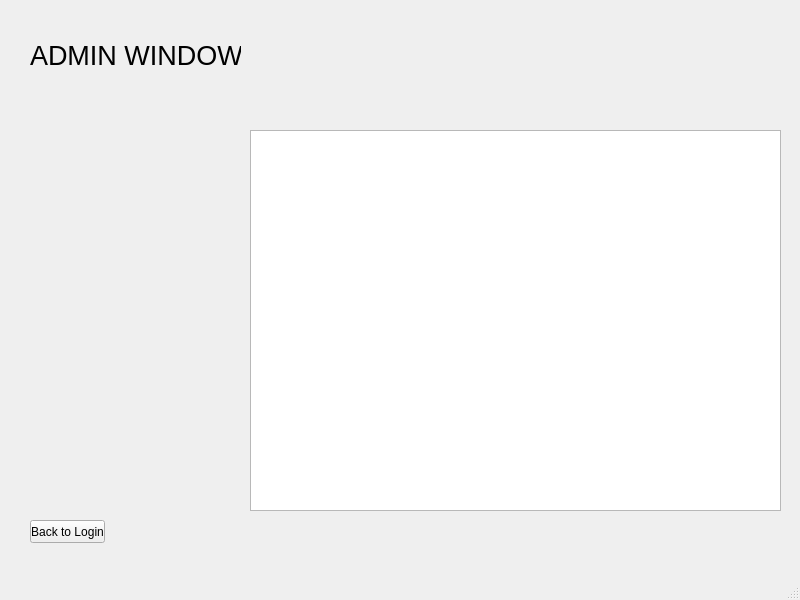
Before: the Qt Designer form Group_Project_1/adminwindow.ui in Cyrus-Riahi/CS1D-P1, drawn with Qt 5.
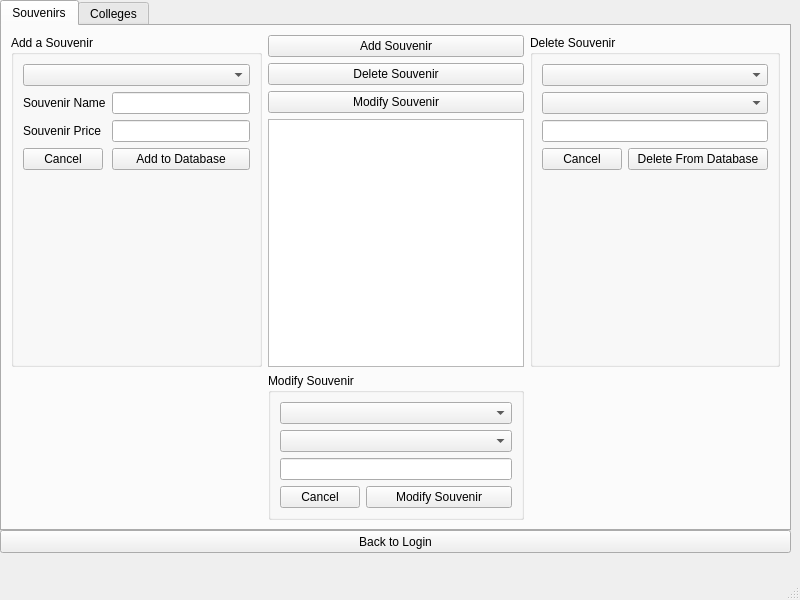
After: the same form once the commit is applied.

What changed in the file:
```diff
--- a/Group_Project_1/adminwindow.ui
+++ b/Group_Project_1/adminwindow.ui
@@ -14,12 +14,232 @@
    <string>MainWindow</string>
   </property>
   <widget class="QWidget" name="centralwidget">
+   <widget class="QTabWidget" name="tabWidget">
+    <property name="geometry">
+     <rect>
+      <x>0</x>
+      <y>0</y>
+      <width>791</width>
+      <height>531</height>
+     </rect>
+    </property>
+    <property name="currentIndex">
+     <number>0</number>
+    </property>
+    <widget class="QWidget" name="Souvenirs">
+     <attribute name="title">
+      <string>Souvenirs</string>
+     </attribute>
+     <layout class="QGridLayout" name="gridLayout_2">
+      <item row="0" column="1">
+       <layout class="QVBoxLayout" name="verticalLayout">
+        <item>
+         <widget class="QPushButton" name="addSouvenirButton">
+          <property name="text">
+           <string>Add Souvenir</string>
+          </property>
+         </widget>
+        </item>
+        <item>
+         <widget class="QPushButton" name="deleteSouvenirButton">
+          <property name="text">
+           <string>Delete Souvenir</string>
+          </property>
+         </widget>
+        </item>
+        <item>
+         <widget class="QPushButton" name="modifySouvenirButton">
+          <property name="text">
+           <string>Modify Souvenir</string>
+          </property>
+         </widget>
+        </item>
+        <item>
+         <widget class="QTableView" name="SouvenirListTableView">
+          <property name="enabled">
+           <bool>true</bool>
+          </property>
+         </widget>
+        </item>
+       </layout>
+      </item>
+      <item row="0" column="2">
+       <widget class="QGroupBox" name="rightGroupBoxDelete">
+        <property name="title">
+         <string>Delete Souvenir</string>
+        </property>
+        <layout class="QFormLayout" name="formLayout_2">
+         <item row="0" column="0" colspan="2">
+          <widget class="QComboBox" name="schoolNameDeleteComboBox"/>
+         </item>
+         <item row="1" column="0" colspan="2">
+          <widget class="QComboBox" name="schoolSouvenirComboBox"/>
+         </item>
+         <item row="3" column="0">
+          <widget class="QPushButton" name="cancelDeleteButton">
+           <property name="text">
+            <string>Cancel</string>
+           </property>
+          </widget>
+         </item>
+         <item row="3" column="1">
+          <widget class="QPushButton" name="deleteFromDatabaseButton">
+           <property name="text">
+            <string>Delete From Database</string>
+           </property>
+          </widget>
+         </item>
+         <item row="2" column="0" colspan="2">
+          <widget class="QLineEdit" name="priceLineEdit"/>
+         </item>
+        </layout>
+       </widget>
+      </item>
+      <item row="1" column="1">
+       <widget class="QGroupBox" name="bottomGroupBoxModify">
+        <property name="title">
+         <string>Modify Souvenir</string>
+        </property>
+        <layout class="QFormLayout" name="formLayout_3">
+         <item row="1" column="0" colspan="2">
+          <widget class="QComboBox" name="comboBox_4"/>
+         </item>
+         <item row="2" column="0" colspan="2">
+          <widget class="QComboBox" name="comboBox_2"/>
+         </item>
+         <item row="3" column="0" colspan="2">
+          <widget class="QLineEdit" name="lineEdit"/>
+         </item>
+         <item row="4" column="1">
+          <widget class="QPushButton" name="modifyButton">
+           <property name="text">
+            <string>Modify Souvenir</string>
+           </property>
+          </widget>
+         </item>
+         <item row="4" column="0">
+          <widget class="QPushButton" name="cancelModifyButton">
+           <property name="text">
+            <string>Cancel</string>
+           </property>
+          </widget>
+         </item>
+        </layout>
+       </widget>
+      </item>
+      <item row="0" column="0">
+       <widget class="QGroupBox" name="leftGroupBoxAdd">
+        <property name="title">
+         <string>Add a Souvenir</string>
+        </property>
+        <layout class="QFormLayout" name="formLayout">
+         <item row="0" column="0" colspan="2">
+          <widget class="QComboBox" name="addSouvenirSchoolNameComboBox"/>
+         </item>
+         <item row="2" column="0">
+          <widget class="QLabel" name="label">
+           <property name="text">
+            <string>Souvenir Name</string>
+           </property>
+          </widget>
+         </item>
+         <item row="2" column="1">
+          <widget class="QLineEdit" name="souvenirNameLineEdit"/>
+         </item>
+         <item row="3" column="0">
+          <widget class="QLabel" name="label_2">
+           <property name="text">
+            <string>Souvenir Price</string>
+           </property>
+          </widget>
+         </item>
+         <item row="3" column="1">
+          <widget class="QLineEdit" name="souvenirPriceLineEdit"/>
+         </item>
+         <item row="4" column="1">
+          <widget class="QPushButton" name="addToDatabaseButton">
+           <property name="text">
+            <string>Add to Database</string>
+           </property>
+          </widget>
+         </item>
+         <item row="4" column="0">
+          <widget class="QPushButton" name="cancelAddButton">
+           <property name="text">
+            <string>Cancel</string>
+           </property>
+          </widget>
+         </item>
+        </layout>
+       </widget>
+      </item>
+     </layout>
+    </widget>
+    <widget class="QWidget" name="Colleges">
+     <attribute name="title">
+      <string>Colleges</string>
+     </attribute>
+     <widget class="QPushButton" name="backToLoginButton_2">
+      <property name="geometry">
+       <rect>
+        <x>0</x>
+        <y>500</y>
+        <width>75</width>
+        <height>23</height>
+       </rect>
+      </property>
+      <property name="text">
+       <string>Back to Login</string>
+      </property>
+     </widget>
+     <widget class="QWidget" name="verticalLayoutWidget_2">
+      <property name="geometry">
+       <rect>
+        <x>90</x>
+        <y>10</y>
+        <width>691</width>
+        <height>511</height>
+       </rect>
+      </property>
+      <layout class="QVBoxLayout" name="verticalLayout_2">
+       <item>
+        <widget class="QPushButton" name="addCollegeButton">
+         <property name="text">
+          <string>Add College</string>
+         </property>
+        </widget>
+       </item>
+       <item>
+        <widget class="QPushButton" name="deleteCollegeButton">
+         <property name="text">
+          <string>Delete College</string>
+         </property>
+        </widget>
+       </item>
+       <item>
+        <widget class="QPushButton" name="AddFromFileButton">
+         <property name="text">
+          <string>Add Colleges From a File</string>
+         </property>
+        </widget>
+       </item>
+       <item>
+        <widget class="QTableView" name="collegeTableView">
+         <property name="enabled">
+          <bool>true</bool>
+         </property>
+        </widget>
+       </item>
+      </layout>
+     </widget>
+    </widget>
+   </widget>
    <widget class="QPushButton" name="backToLoginButton">
     <property name="geometry">
      <rect>
-      <x>30</x>
-      <y>520</y>
-      <width>75</width>
+      <x>0</x>
+      <y>530</y>
+      <width>791</width>
       <height>23</height>
      </rect>
     </property>
@@ -27,34 +247,6 @@
      <string>Back to Login</string>
     </property>
    </widget>
-   <widget class="QLabel" name="label">
-    <property name="geometry">
-     <rect>
-      <x>30</x>
-      <y>20</y>
-      <width>211</width>
-      <height>71</height>
-     </rect>
-    </property>
-    <property name="font">
-     <font>
-      <pointsize>20</pointsize>
-     </font>
-    </property>
-    <property name="text">
-     <string>ADMIN WINDOW</string>
-    </property>
-   </widget>
-   <widget class="QTableView" name="tableView">
-    <property name="geometry">
-     <rect>
-      <x>250</x>
-      <y>130</y>
-      <width>531</width>
-      <height>381</height>
-     </rect>
-    </property>
-   </widget>
   </widget>
   <widget class="QMenuBar" name="menubar">
    <property name="geometry">
```
